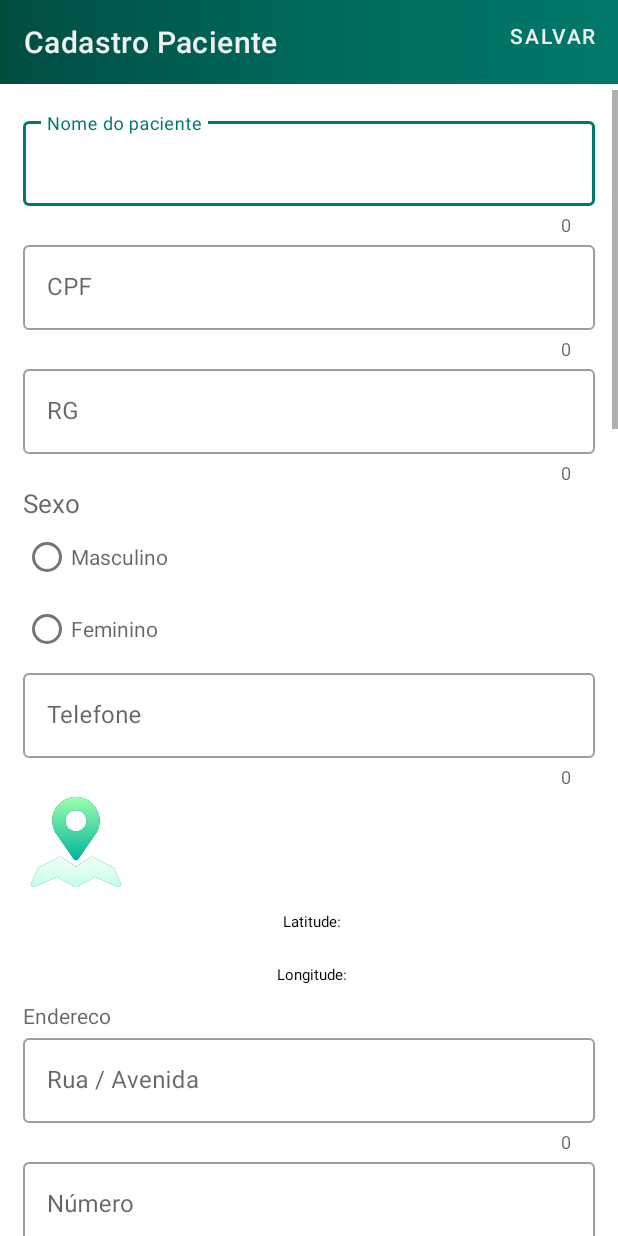
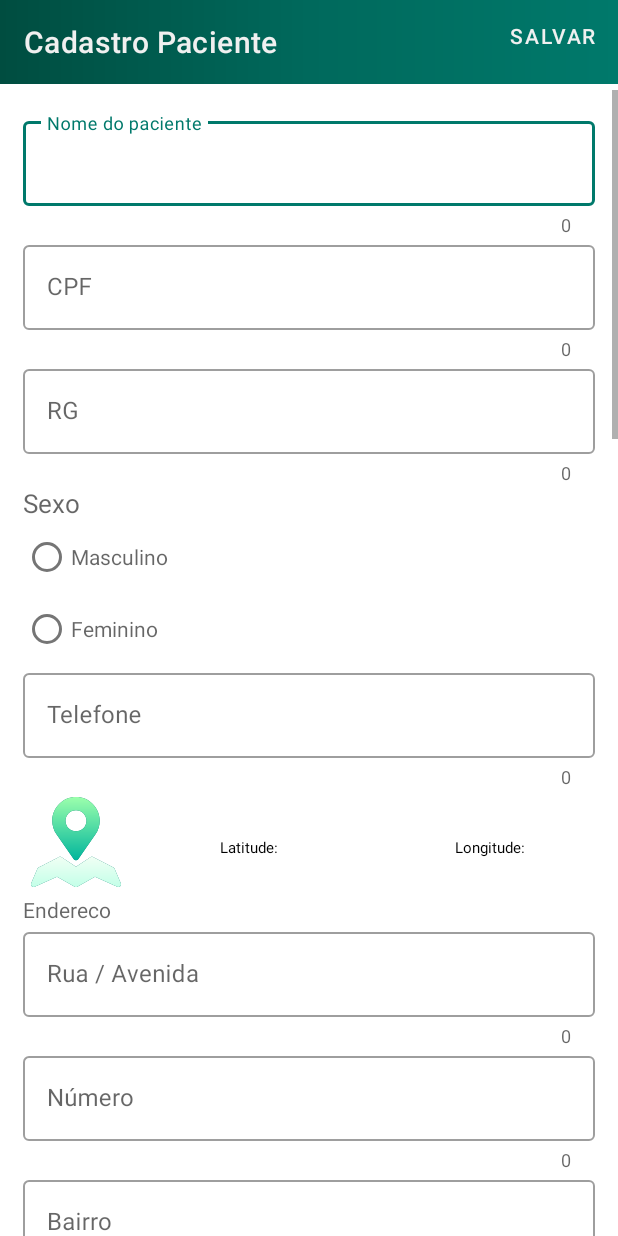
Before and after one commit to Gustavhr/APPTCC, an Android app: the HomeCadastroPaciente screen opened directly, with no data from a screen before it, on a phone screen of 412 x 824 dp. Run offline under Robolectric (Android 15) with nearby library versions, the light colour scheme and no system bars; our stand-ins replace Room's generated code; libraries missing offline, so code that uses them is left out: com.github.rtoshiro.util; 34 statements that could not run were skipped.

Commit message:
Ajuste layout cordenadas

```diff
--- a/app/src/main/res/layout/activity_home_cadastro_paciente.xml
+++ b/app/src/main/res/layout/activity_home_cadastro_paciente.xml
@@ -29,8 +29,10 @@
         android:layout_marginTop="60dp"
         app:layout_constraintBottom_toBottomOf="parent"
         app:layout_constraintEnd_toEndOf="parent"
+        app:layout_constraintHorizontal_bias="1.0"
         app:layout_constraintStart_toStartOf="parent"
-        app:layout_constraintTop_toTopOf="parent">
+        app:layout_constraintTop_toTopOf="parent"
+        app:layout_constraintVertical_bias="0.0">
 
         <LinearLayout
             android:layout_width="match_parent"
@@ -157,11 +159,16 @@
 
 
             <!-- GPS -->
+            <LinearLayout
+                android:layout_width="match_parent"
+                android:layout_height="match_parent"
+                android:orientation="horizontal">
 
                 <Button
                     android:id="@+id/button"
                     android:layout_width="60dp"
                     android:layout_height="60dp"
+                    android:layout_alignParentLeft="true"
                     android:layout_margin="5dp"
                     android:background="@drawable/gpsicon"
                     android:breakStrategy="simple"
@@ -186,8 +193,9 @@
 
                 <TextView
                     android:id="@+id/txtLatId"
-                android:layout_width="375dp"
+                    android:layout_width="150dp"
                     android:layout_height="wrap_content"
+                    android:layout_alignParentLeft="true"
                     android:layout_margin="5dp"
                     android:padding="5dp"
                     android:text="Latitude:"
@@ -197,14 +205,16 @@
 
                 <TextView
                     android:id="@+id/txtLonId"
-                android:layout_width="375dp"
+                    android:layout_width="150dp"
                     android:layout_height="wrap_content"
+                    android:layout_alignParentRight="true"
                     android:layout_margin="5dp"
                     android:padding="5dp"
                     android:text="Longitude:"
                     android:textAlignment="center"
                     android:textColor="@android:color/black"
                     android:textSize="10sp" />
+            </LinearLayout>
 
             <!--    ENDERECO    -->
             <LinearLayout
--- a/app/src/main/res/layout/activity_main.xml
+++ b/app/src/main/res/layout/activity_main.xml
@@ -112,7 +112,7 @@
                 android:layout_width="wrap_content"
                 android:layout_height="wrap_content"
                 android:text="Button"
-                android:visibility="invisible"
+                android:visibility="visible"
                 tools:layout_editor_absoluteX="136dp"
                 tools:layout_editor_absoluteY="50dp" />
 
```
Also changed, not shown: 1 other file. Lines whose indentation alone changed are shown as unchanged.
